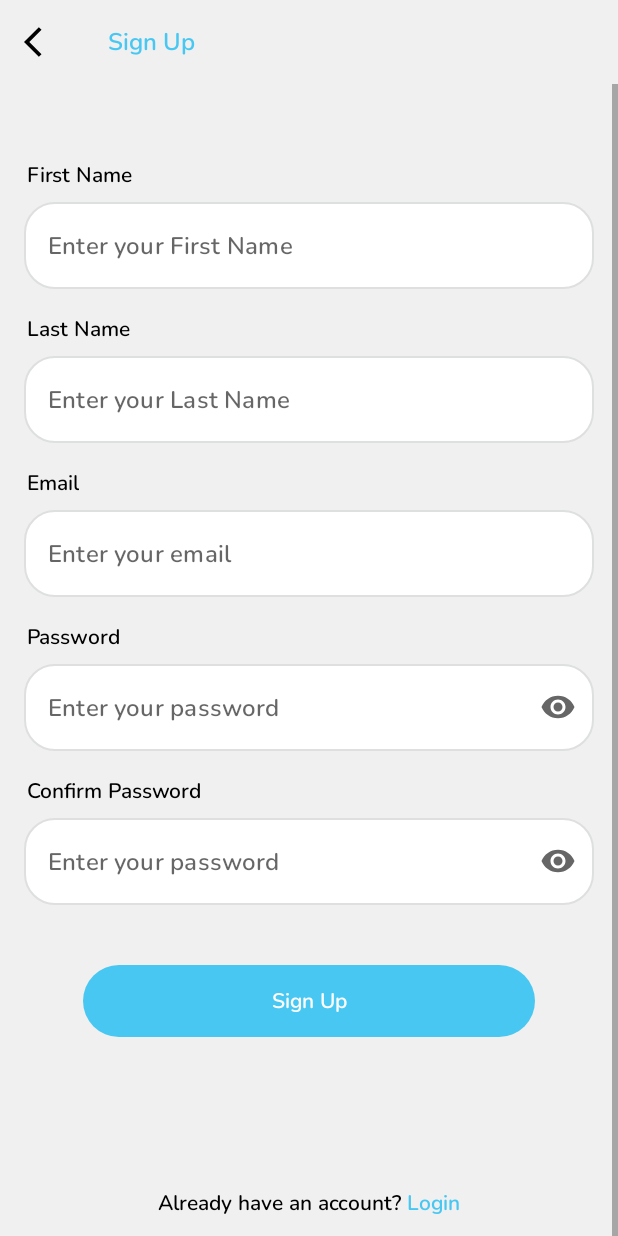
After one commit to naveenbhanuka/NewsApp, an Android app: the RegisterActivity screen opened directly, with no data from a screen before it, on a phone screen of 412 x 824 dp. The commit adds this screen. Run offline under Robolectric (Android 15) with nearby library versions, the phone set to English and light mode, and no system bars.

Commit message:
Register activity UI implementation

```diff
--- a/app/src/main/AndroidManifest.xml
+++ b/app/src/main/AndroidManifest.xml
@@ -28,6 +28,12 @@
             android:screenOrientation="portrait"
             android:theme="@style/Theme.Design.Light.NoActionBar"
             android:windowSoftInputMode="stateHidden|adjustResize" />
+        <activity
+            android:name=".presentation.register.RegisterActivity"
+            android:exported="false"
+            android:launchMode="singleTop"
+            android:screenOrientation="portrait"
+            android:windowSoftInputMode="stateHidden|adjustResize" />
     </application>
 
 </manifest>
--- /dev/null
+++ b/app/src/main/java/com/example/newsapp/presentation/register/RegisterActivity.kt
@@ -0,0 +1,33 @@
+package com.example.newsapp.presentation.register
+
+import android.os.Bundle
+import androidx.appcompat.app.AppCompatActivity
+import androidx.core.content.ContextCompat
+import com.example.newsapp.R
+import com.example.newsapp.databinding.ActivityRegisterBinding
+import com.example.newsapp.utill.extenctions.setActionBar
+
+class RegisterActivity : AppCompatActivity() {
+
+    private lateinit var binding: ActivityRegisterBinding
+
+    override fun onCreate(savedInstanceState: Bundle?) {
+        super.onCreate(savedInstanceState)
+        binding = ActivityRegisterBinding.inflate(layoutInflater)
+        setContentView(binding.root)
+        window.statusBarColor = ContextCompat.getColor(this, R.color.colorAccent)
+
+        initUI()
+
+
+    }
+
+    private fun initUI() {
+        setSupportActionBar(binding.toolbarAuthSignUp)
+        supportActionBar?.setActionBar(
+            this,
+            getString(R.string.label_signUp),
+            true
+        )
+    }
+}
--- /dev/null
+++ b/app/src/main/java/com/example/newsapp/utill/extenctions/SupportActionBarExtensions.kt
@@ -0,0 +1,76 @@
+package com.example.newsapp.utill.extenctions
+
+import android.content.Context
+import android.graphics.Typeface
+import android.os.Build
+import android.util.TypedValue
+import android.view.Gravity
+import android.widget.TextView
+import androidx.appcompat.app.ActionBar
+import androidx.core.content.ContextCompat
+import androidx.core.content.res.ResourcesCompat
+import com.example.newsapp.R
+
+
+fun ActionBar.setActionBar(
+    context: Context,
+    title: String,
+    isHomeUpEnables: Boolean = false,
+    isCenterTitle: Boolean = false,
+    isGrayArrow: Boolean =false
+) {
+    val tv = TextView(context.applicationContext)
+
+    // Create a LayoutParams for TextView
+    val lp = ActionBar.LayoutParams(
+        ActionBar.LayoutParams.WRAP_CONTENT, // Width of TextView
+        ActionBar.LayoutParams.WRAP_CONTENT
+
+    ) // Height of TextView
+
+    if (isCenterTitle) {
+        // Apply the layout parameters to TextView widget
+        lp.gravity = Gravity.CENTER
+    }
+
+    if (!isCenterTitle) {
+        lp.gravity = Gravity.START
+    }
+
+    // Set text to display in TextView
+    tv.text = title // ActionBar title text
+
+    //set font family
+  //  tv.typeface = Typeface.DEFAULT_BOLD
+    val myCustomFont: Typeface? = ResourcesCompat.getFont(context, R.font.nunito_semi_bold)
+    tv.typeface = myCustomFont
+
+
+    //change text color
+    if (Build.VERSION.SDK_INT >= Build.VERSION_CODES.M) {
+        tv.setTextColor(ContextCompat.getColor(context, R.color.colorPrimaryBlue))
+    } else {
+        tv.setTextColor(ContextCompat.getColor(context, R.color.colorPrimaryBlue))
+    }
+    tv.typeface
+
+    // Set the TextView text size in dp
+    // This will change the ActionBar title text size
+    tv.setTextSize(TypedValue.COMPLEX_UNIT_DIP, 16f)
+
+
+    // Set the ActionBar display option
+    this.displayOptions = ActionBar.DISPLAY_SHOW_CUSTOM
+    this.setCustomView(tv, lp)
+
+   // this.elevation = 0.dpToPx()
+    if (isHomeUpEnables) {
+        this.setDisplayHomeAsUpEnabled(true)
+        this.setDisplayShowHomeEnabled(true)
+        if (isGrayArrow){
+            this.setHomeAsUpIndicator(R.drawable.ic_arrow_back)
+        }else {
+            this.setHomeAsUpIndicator(R.drawable.ic_arrow_back)
+        }
+    }
+}
--- /dev/null
+++ b/app/src/main/res/drawable/ic_arrow_back.xml
@@ -0,0 +1,5 @@
+<vector android:autoMirrored="true" android:height="24dp"
+    android:tint="#000000" android:viewportHeight="24"
+    android:viewportWidth="24" android:width="24dp" xmlns:android="http://schemas.android.com/apk/res/android">
+    <path android:fillColor="@android:color/white" android:pathData="M11.67,3.87L9.9,2.1 0,12l9.9,9.9 1.77,-1.77L3.54,12z"/>
+</vector>
--- /dev/null
+++ b/app/src/main/res/layout/activity_register.xml
@@ -0,0 +1,288 @@
+<?xml version="1.0" encoding="utf-8"?>
+<androidx.constraintlayout.widget.ConstraintLayout xmlns:android="http://schemas.android.com/apk/res/android"
+    xmlns:tools="http://schemas.android.com/tools"
+    android:layout_width="match_parent"
+    android:layout_height="match_parent"
+    xmlns:app="http://schemas.android.com/apk/res-auto"
+    android:background="@color/colorAccent">
+
+    <androidx.appcompat.widget.Toolbar
+        android:id="@+id/toolbar_auth_sign_up"
+        android:layout_width="match_parent"
+        android:layout_height="wrap_content"
+        android:background="@color/colorTransparent"
+        app:contentInsetStart="0dp"
+        app:layout_constraintEnd_toEndOf="parent"
+        app:layout_constraintHorizontal_bias="1.0"
+        app:layout_constraintStart_toStartOf="parent"
+        app:layout_constraintTop_toTopOf="parent">
+
+    </androidx.appcompat.widget.Toolbar>
+
+    <ScrollView
+        app:layout_constraintTop_toBottomOf="@+id/toolbar_auth_sign_up"
+        android:layout_width="match_parent"
+        android:layout_height="0dp">
+
+        <androidx.constraintlayout.widget.ConstraintLayout
+            android:layout_width="match_parent"
+            android:layout_height="match_parent">
+
+            <TextView
+                android:id="@+id/tv_label_first_name"
+                style="@style/colorBlackSemiBoldStyle.Size14"
+                android:layout_width="wrap_content"
+                android:layout_height="wrap_content"
+                android:layout_marginStart="18dp"
+                android:layout_marginTop="50dp"
+                android:text="@string/label_first_name"
+                app:layout_constraintStart_toStartOf="parent"
+                app:layout_constraintTop_toTopOf="parent" />
+
+            <com.google.android.material.textfield.TextInputLayout
+                android:id="@+id/input_first_name"
+                style="@style/Widget.MaterialComponents.TextInputLayout.OutlinedBox"
+                android:layout_width="0dp"
+                android:layout_height="wrap_content"
+                android:layout_marginStart="16dp"
+                android:layout_marginTop="8dp"
+                android:layout_marginEnd="16dp"
+                app:boxStrokeColor="@color/colorTransparent"
+                app:boxStrokeErrorColor="@color/colorErrorRed"
+                app:boxStrokeWidth="1dp"
+                app:endIconCheckable="true"
+                app:endIconMode="clear_text"
+                app:errorEnabled="false"
+                app:errorTextAppearance="@style/textErrorTextRRegularStyle"
+                app:hintEnabled="false"
+                app:layout_constraintEnd_toEndOf="parent"
+                app:layout_constraintStart_toStartOf="parent"
+                app:layout_constraintTop_toBottomOf="@+id/tv_label_first_name"
+                app:shapeAppearance="@style/ShapeAppearance.App.SmallComponent">
+
+                <com.google.android.material.textfield.TextInputEditText
+                    android:id="@+id/edit_first_name"
+                    style="@style/editTextStyle"
+                    android:layout_width="match_parent"
+                    android:layout_height="58dp"
+                    android:ems="10"
+                    android:hint="@string/hint_first_name"
+                    android:inputType="textEmailAddress" />
+            </com.google.android.material.textfield.TextInputLayout>
+
+            <TextView
+                android:id="@+id/tv_label_last_name"
+                style="@style/colorBlackSemiBoldStyle.Size14"
+                android:layout_width="wrap_content"
+                android:layout_height="wrap_content"
+                android:layout_marginStart="18dp"
+                android:layout_marginTop="16dp"
+                android:text="@string/label_last_name"
+                app:layout_constraintStart_toStartOf="parent"
+                app:layout_constraintTop_toBottomOf="@+id/input_first_name" />
+
+            <com.google.android.material.textfield.TextInputLayout
+                android:id="@+id/input_last_name"
+                style="@style/Widget.MaterialComponents.TextInputLayout.OutlinedBox"
+                android:layout_width="0dp"
+                android:layout_height="wrap_content"
+                android:layout_marginStart="16dp"
+                android:layout_marginTop="8dp"
+                android:layout_marginEnd="16dp"
+                app:boxStrokeColor="@color/colorTransparent"
+                app:boxStrokeErrorColor="@color/colorErrorRed"
+                app:boxStrokeWidth="1dp"
+                app:endIconCheckable="true"
+                app:endIconMode="clear_text"
+                app:errorEnabled="false"
+                app:errorTextAppearance="@style/textErrorTextRRegularStyle"
+                app:hintEnabled="false"
+                app:layout_constraintEnd_toEndOf="parent"
+                app:layout_constraintStart_toStartOf="parent"
+                app:layout_constraintTop_toBottomOf="@+id/tv_label_last_name"
+                app:shapeAppearance="@style/ShapeAppearance.App.SmallComponent">
+
+                <com.google.android.material.textfield.TextInputEditText
+                    android:id="@+id/edit_last_name"
+                    style="@style/editTextStyle"
+                    android:layout_width="match_parent"
+                    android:layout_height="58dp"
+                    android:ems="10"
+                    android:hint="@string/hint_last_name"
+                    android:inputType="textEmailAddress" />
+            </com.google.android.material.textfield.TextInputLayout>
+
+            <TextView
+                android:id="@+id/tv_label_email"
+                style="@style/colorBlackSemiBoldStyle.Size14"
+                android:layout_width="wrap_content"
+                android:layout_height="wrap_content"
+                android:layout_marginStart="18dp"
+                android:layout_marginTop="16dp"
+                android:text="@string/label_email"
+                app:layout_constraintStart_toStartOf="parent"
+                app:layout_constraintTop_toBottomOf="@+id/input_last_name" />
+
+            <com.google.android.material.textfield.TextInputLayout
+                android:id="@+id/input_email"
+                style="@style/Widget.MaterialComponents.TextInputLayout.OutlinedBox"
+                android:layout_width="0dp"
+                android:layout_height="wrap_content"
+                android:layout_marginStart="16dp"
+                android:layout_marginTop="8dp"
+                android:layout_marginEnd="16dp"
+                app:boxStrokeColor="@color/colorTransparent"
+                app:boxStrokeErrorColor="@color/colorErrorRed"
+                app:boxStrokeWidth="1dp"
+                app:endIconCheckable="true"
+                app:endIconMode="clear_text"
+                app:errorEnabled="false"
+                app:errorTextAppearance="@style/textErrorTextRRegularStyle"
+                app:hintEnabled="false"
+                app:layout_constraintEnd_toEndOf="parent"
+                app:layout_constraintStart_toStartOf="parent"
+                app:layout_constraintTop_toBottomOf="@+id/tv_label_email"
+                app:shapeAppearance="@style/ShapeAppearance.App.SmallComponent">
+
+                <com.google.android.material.textfield.TextInputEditText
+                    android:id="@+id/edit_email"
+                    style="@style/editTextStyle"
+                    android:layout_width="match_parent"
+                    android:layout_height="58dp"
+                    android:ems="10"
+                    android:hint="@string/hint_email"
+                    android:inputType="textEmailAddress" />
+            </com.google.android.material.textfield.TextInputLayout>
+
+            <TextView
+                android:id="@+id/tv_label_password"
+                style="@style/colorBlackSemiBoldStyle.Size14"
+                android:layout_width="wrap_content"
+                android:layout_height="wrap_content"
+                android:layout_marginStart="18dp"
+                android:layout_marginTop="16dp"
+                android:text="@string/label_password"
+                app:layout_constraintStart_toStartOf="parent"
+                app:layout_constraintTop_toBottomOf="@+id/input_email" />
+
+            <com.google.android.material.textfield.TextInputLayout
+                android:id="@+id/input_password"
+                style="@style/Widget.MaterialComponents.TextInputLayout.OutlinedBox"
+                android:layout_width="0dp"
+                android:layout_height="wrap_content"
+                android:layout_marginStart="16dp"
+                android:layout_marginTop="8dp"
+                android:layout_marginEnd="16dp"
+                app:boxStrokeColor="@color/colorTransparent"
+                app:boxStrokeErrorColor="@color/colorErrorRed"
+                app:boxStrokeWidth="1dp"
+                app:endIconCheckable="true"
+                app:endIconMode="password_toggle"
+                app:errorEnabled="false"
+                app:errorTextAppearance="@style/textErrorTextRRegularStyle"
+                app:hintEnabled="false"
+                app:layout_constraintEnd_toEndOf="parent"
+                app:layout_constraintStart_toStartOf="parent"
+                app:layout_constraintTop_toBottomOf="@+id/tv_label_password"
+                app:shapeAppearance="@style/ShapeAppearance.App.SmallComponent">
+
+                <com.google.android.material.textfield.TextInputEditText
+                    android:id="@+id/edit_password"
+                    style="@style/editTextStyle"
+                    android:layout_width="match_parent"
+                    android:layout_height="58dp"
+                    android:ems="10"
+                    android:hint="@string/hint_password"
+                    android:inputType="textPassword" />
+            </com.google.android.material.textfield.TextInputLayout>
+
+            <TextView
+                android:id="@+id/tv_label_confirm_password"
+                style="@style/colorBlackSemiBoldStyle.Size14"
+                android:layout_width="wrap_content"
+                android:layout_height="wrap_content"
+                android:layout_marginStart="18dp"
+                android:layout_marginTop="16dp"
+                android:text="@string/label_confirm_password"
+                app:layout_constraintStart_toStartOf="parent"
+                app:layout_constraintTop_toBottomOf="@+id/input_password" />
+
+            <com.google.android.material.textfield.TextInputLayout
+                android:id="@+id/input_confirm_password"
+                style="@style/Widget.MaterialComponents.TextInputLayout.OutlinedBox"
+                android:layout_width="0dp"
+                android:layout_height="wrap_content"
+                android:layout_marginStart="16dp"
+                android:layout_marginTop="8dp"
+                android:layout_marginEnd="16dp"
+                app:boxStrokeColor="@color/colorTransparent"
+                app:boxStrokeErrorColor="@color/colorErrorRed"
+                app:boxStrokeWidth="1dp"
+                app:endIconCheckable="true"
+                app:endIconMode="password_toggle"
+                app:errorEnabled="false"
+                app:errorTextAppearance="@style/textErrorTextRRegularStyle"
+                app:hintEnabled="false"
+                app:layout_constraintEnd_toEndOf="parent"
+                app:layout_constraintStart_toStartOf="parent"
+                app:layout_constraintTop_toBottomOf="@+id/tv_label_confirm_password"
+                app:shapeAppearance="@style/ShapeAppearance.App.SmallComponent">
+
+                <com.google.android.material.textfield.TextInputEditText
+                    android:id="@+id/edit_confirm"
+                    style="@style/editTextStyle"
+                    android:layout_width="match_parent"
+                    android:layout_height="58dp"
+                    android:ems="10"
+                    android:hint="@string/hint_password"
+                    android:inputType="textPassword" />
+            </com.google.android.material.textfield.TextInputLayout>
+
+            <Button
+                android:id="@+id/button_sign_up"
+                style="@style/primaryButtonStyle"
+                android:layout_width="0dp"
+                android:layout_height="wrap_content"
+                android:layout_marginStart="55dp"
+                android:layout_marginTop="40dp"
+                android:layout_marginEnd="55dp"
+                android:stateListAnimator="@null"
+                android:text="@string/label_signUp"
+                app:layout_constraintEnd_toEndOf="parent"
+                app:layout_constraintStart_toStartOf="parent"
+                app:layout_constraintTop_toBottomOf="@+id/input_confirm_password" />
+
+            <TextView
+                android:id="@+id/text_have_account"
+                style="@style/colorBlackSemiBoldStyle.Size14"
+                android:layout_width="wrap_content"
+                android:layout_height="wrap_content"
+                android:layout_marginTop="100dp"
+                android:layout_marginEnd="3dp"
+                android:layout_marginBottom="70dp"
+                android:text="@string/label_have_account"
+                app:layout_constraintBottom_toBottomOf="parent"
+                app:layout_constraintEnd_toStartOf="@+id/text_login"
+                app:layout_constraintHorizontal_bias="0.5"
+                app:layout_constraintHorizontal_chainStyle="packed"
+                app:layout_constraintStart_toStartOf="parent"
+                app:layout_constraintTop_toBottomOf="@+id/button_sign_up"
+                app:layout_constraintVertical_bias="1.0" />
+
+            <TextView
+                android:id="@+id/text_login"
+                style="@style/colorPrimaryBlueSemiBoldStyle.Size14"
+                android:layout_width="wrap_content"
+                android:layout_height="wrap_content"
+                android:text="@string/label_login"
+                app:layout_constraintBottom_toBottomOf="@+id/text_have_account"
+                app:layout_constraintEnd_toEndOf="parent"
+                app:layout_constraintHorizontal_bias="0.5"
+                app:layout_constraintStart_toEndOf="@+id/text_have_account" />
+
+
+        </androidx.constraintlayout.widget.ConstraintLayout>
+
+    </ScrollView>
+
+</androidx.constraintlayout.widget.ConstraintLayout>
--- a/app/src/main/res/values/strings.xml
+++ b/app/src/main/res/values/strings.xml
@@ -8,4 +8,10 @@
     <string name="label_register">Register</string>
     <string name="label_not_have_account">Do not have an account ?</string>
     <string name="label_signUp">Sign Up</string>
+    <string name="label_first_name">First Name</string>
+    <string name="label_last_name">Last Name</string>
+    <string name="label_confirm_password">Confirm Password</string>
+    <string name="hint_first_name">Enter your First Name</string>
+    <string name="hint_last_name">Enter your Last Name</string>
+    <string name="label_have_account">Already have an account?</string>
 </resources>
```
